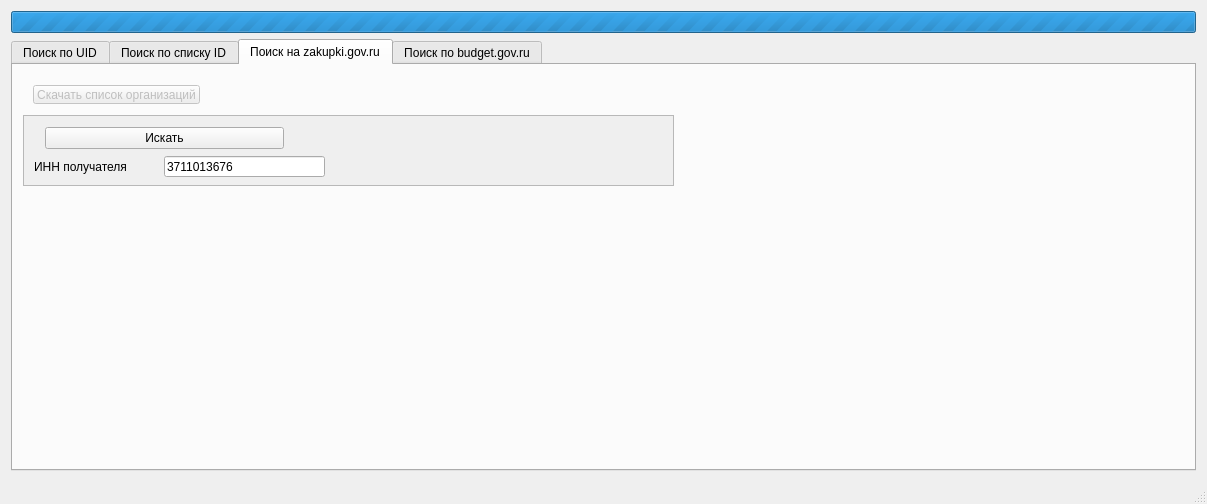
Above: gov_zakupki/mainwindow.ui from celidos/gov_zakupki before the change. Below: the same form after it.
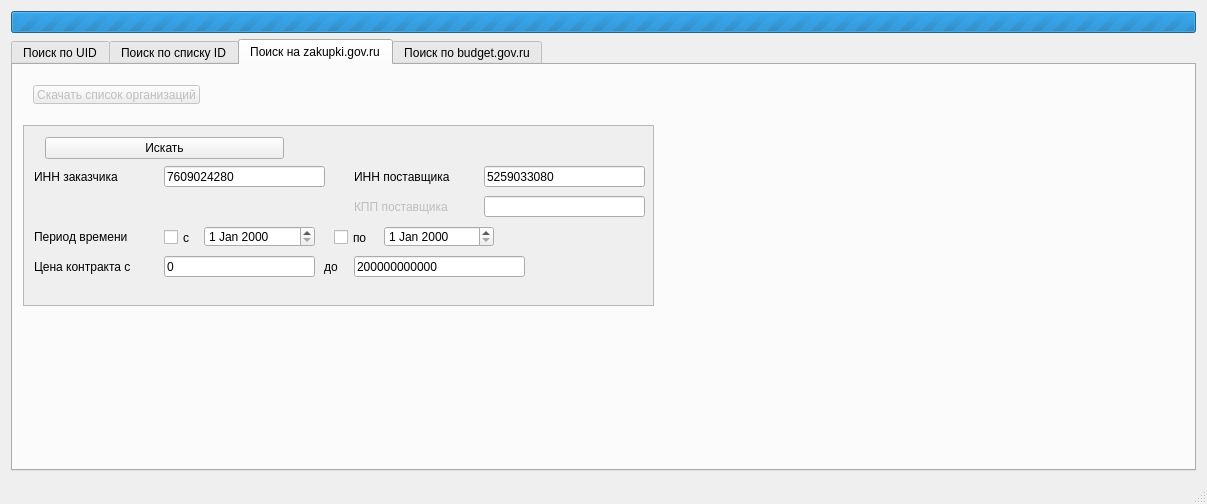
That is the form after the change. The open tabs and pages were chosen to show the change.

The edit to the form file:
```diff
--- a/gov_zakupki/mainwindow.ui
+++ b/gov_zakupki/mainwindow.ui
@@ -259,7 +259,7 @@
          <rect>
           <x>9</x>
           <y>9</y>
-          <width>651</width>
+          <width>631</width>
           <height>41</height>
          </rect>
         </property>
@@ -293,9 +293,9 @@
         <property name="geometry">
          <rect>
           <x>10</x>
-          <y>50</y>
-          <width>651</width>
-          <height>71</height>
+          <y>60</y>
+          <width>631</width>
+          <height>181</height>
          </rect>
         </property>
         <property name="verticalScrollBarPolicy">
@@ -312,8 +312,8 @@
           <rect>
            <x>0</x>
            <y>0</y>
-           <width>649</width>
-           <height>69</height>
+           <width>629</width>
+           <height>179</height>
           </rect>
          </property>
          <widget class="QLabel" name="label_5">
@@ -326,7 +326,7 @@
            </rect>
           </property>
           <property name="text">
-           <string>ИНН получателя</string>
+           <string>ИНН заказчика</string>
           </property>
          </widget>
          <widget class="QLineEdit" name="lineEdit_4">
@@ -339,7 +339,7 @@
            </rect>
           </property>
           <property name="text">
-           <string>3711013676</string>
+           <string>7609024280</string>
           </property>
          </widget>
          <widget class="QPlainTextEdit" name="plainTextEdit_3">
@@ -374,6 +374,172 @@
            </item>
           </layout>
          </widget>
+         <widget class="QLabel" name="label_6">
+          <property name="geometry">
+           <rect>
+            <x>330</x>
+            <y>40</y>
+            <width>131</width>
+            <height>21</height>
+           </rect>
+          </property>
+          <property name="text">
+           <string>ИНН поставщика</string>
+          </property>
+         </widget>
+         <widget class="QLineEdit" name="lineEdit_9">
+          <property name="geometry">
+           <rect>
+            <x>460</x>
+            <y>40</y>
+            <width>161</width>
+            <height>21</height>
+           </rect>
+          </property>
+          <property name="text">
+           <string>5259033080</string>
+          </property>
+         </widget>
+         <widget class="QLabel" name="label_10">
+          <property name="enabled">
+           <bool>false</bool>
+          </property>
+          <property name="geometry">
+           <rect>
+            <x>330</x>
+            <y>70</y>
+            <width>131</width>
+            <height>21</height>
+           </rect>
+          </property>
+          <property name="text">
+           <string>КПП поставщика</string>
+          </property>
+         </widget>
+         <widget class="QLineEdit" name="lineEdit_12">
+          <property name="geometry">
+           <rect>
+            <x>460</x>
+            <y>70</y>
+            <width>161</width>
+            <height>21</height>
+           </rect>
+          </property>
+          <property name="text">
+           <string/>
+          </property>
+         </widget>
+         <widget class="QLabel" name="label_17">
+          <property name="geometry">
+           <rect>
+            <x>10</x>
+            <y>100</y>
+            <width>131</width>
+            <height>21</height>
+           </rect>
+          </property>
+          <property name="text">
+           <string>Период времени</string>
+          </property>
+         </widget>
+         <widget class="QCheckBox" name="checkBox_6">
+          <property name="geometry">
+           <rect>
+            <x>310</x>
+            <y>100</y>
+            <width>41</width>
+            <height>23</height>
+           </rect>
+          </property>
+          <property name="text">
+           <string>по</string>
+          </property>
+         </widget>
+         <widget class="QDateEdit" name="dateEdit_5">
+          <property name="geometry">
+           <rect>
+            <x>180</x>
+            <y>100</y>
+            <width>111</width>
+            <height>21</height>
+           </rect>
+          </property>
+         </widget>
+         <widget class="QDateEdit" name="dateEdit_6">
+          <property name="geometry">
+           <rect>
+            <x>360</x>
+            <y>100</y>
+            <width>110</width>
+            <height>21</height>
+           </rect>
+          </property>
+         </widget>
+         <widget class="QCheckBox" name="checkBox_7">
+          <property name="geometry">
+           <rect>
+            <x>140</x>
+            <y>100</y>
+            <width>41</width>
+            <height>23</height>
+           </rect>
+          </property>
+          <property name="text">
+           <string>c</string>
+          </property>
+         </widget>
+         <widget class="QLineEdit" name="lineEdit_13">
+          <property name="geometry">
+           <rect>
+            <x>330</x>
+            <y>130</y>
+            <width>171</width>
+            <height>21</height>
+           </rect>
+          </property>
+          <property name="text">
+           <string>200000000000</string>
+          </property>
+         </widget>
+         <widget class="QLabel" name="label_18">
+          <property name="geometry">
+           <rect>
+            <x>10</x>
+            <y>130</y>
+            <width>131</width>
+            <height>21</height>
+           </rect>
+          </property>
+          <property name="text">
+           <string>Цена контракта с</string>
+          </property>
+         </widget>
+         <widget class="QLineEdit" name="lineEdit_14">
+          <property name="geometry">
+           <rect>
+            <x>140</x>
+            <y>130</y>
+            <width>151</width>
+            <height>21</height>
+           </rect>
+          </property>
+          <property name="text">
+           <string>0</string>
+          </property>
+         </widget>
+         <widget class="QLabel" name="label_19">
+          <property name="geometry">
+           <rect>
+            <x>300</x>
+            <y>130</y>
+            <width>21</width>
+            <height>21</height>
+           </rect>
+          </property>
+          <property name="text">
+           <string>до</string>
+          </property>
+         </widget>
         </widget>
        </widget>
       </widget>
@@ -678,20 +844,6 @@
             </widget>
            </widget>
           </widget>
-          <widget class="QWidget" name="verticalLayoutWidget_2">
-           <layout class="QVBoxLayout" name="verticalLayout_4">
-            <item>
-             <widget class="QLabel" name="label_10">
-              <property name="text">
-               <string>Лог</string>
-              </property>
-             </widget>
-            </item>
-            <item>
-             <widget class="QTextEdit" name="textEdit"/>
-            </item>
-           </layout>
-          </widget>
          </widget>
         </item>
        </layout>
```
Left out of the diff: 48 changed lines with no effect on the pictures. Lines whose indentation alone changed are shown as unchanged.
